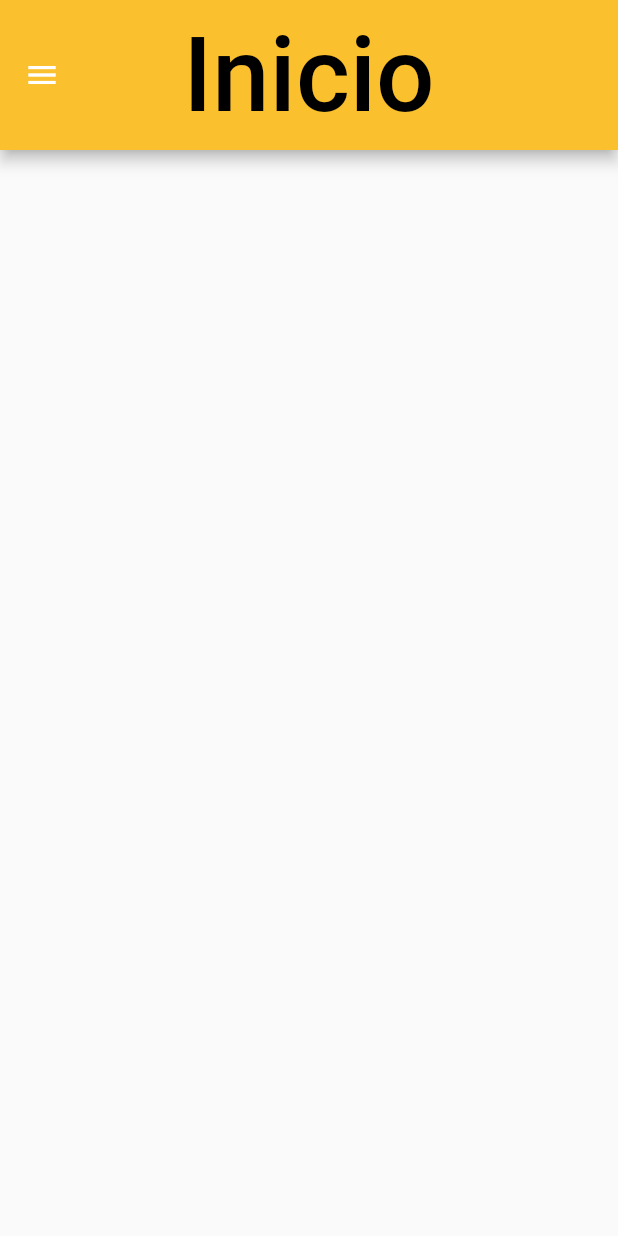
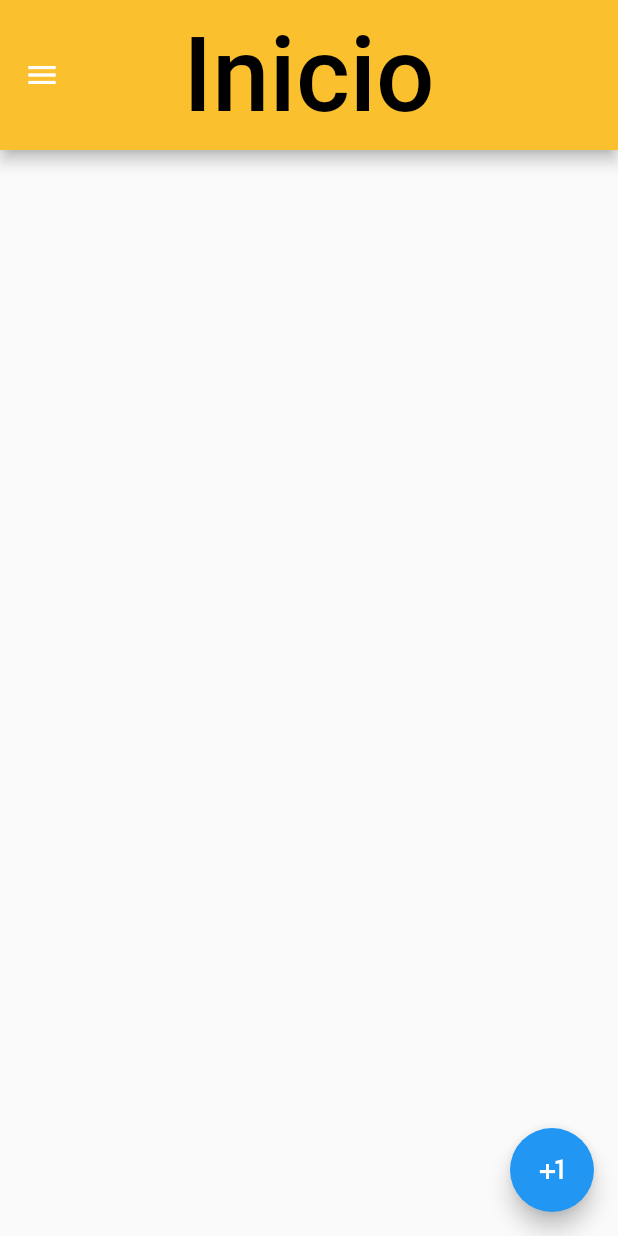
Before and after one commit to Sam200018/restaurant, a Flutter app: the screen it shows after launch, on a phone screen of 412 x 824 dp. Run offline on Flutter 3.47's test engine with Material 2 defaults, Android fonts, the phone set to English and light mode, and no system bars; our stand-ins replace flutter_screenutil, stacked.

Commit message:
Se implemento una paqueña parte de la arquitectura MVVM en la parte de las tables para crear en el momento una nueva table y añadirla a arreglo de Tables

```diff
--- /dev/null
+++ b/lib/core/dataModels/table_model.dart
@@ -0,0 +1,29 @@
+import 'dart:convert';
+
+Table tableFromJson(String str) => Table.fromJson(json.decode(str));
+
+String tableToJson(Table data) => json.encode(data.toJson());
+
+class Table {
+  Table({
+    this.id,
+    this.status,
+  });
+
+  int id;
+  bool status;
+
+  Table.initial()
+      : id = 0,
+        status = false;
+
+  factory Table.fromJson(Map<String, dynamic> json) => Table(
+        id: json["id"],
+        status: json["status"],
+      );
+
+  Map<String, dynamic> toJson() => {
+        "id": id,
+        "status": status,
+      };
+}
--- a/lib/ui/pages/tables_page/tables_page.dart
+++ b/lib/ui/pages/tables_page/tables_page.dart
@@ -1,26 +1,39 @@
 import 'package:flutter/material.dart';
 
 import 'package:flutter_screenutil/flutter_screenutil.dart';
+import 'package:restaurant/ui/pages/tables_page/tables_viewmodel.dart';
 import 'package:restaurant/ui/widgets/slide_bar.dart';
 import 'package:restaurant/ui/widgets/topBar.dart';
+import 'package:stacked/stacked.dart';
 
-class TablesPage extends StatefulWidget {
+class TablesPage extends StatelessWidget {
   static String id = '/tables_page';
 
   @override
-  _TablesPageState createState() => _TablesPageState();
-}
-
-class _TablesPageState extends State<TablesPage> {
-  @override
   Widget build(BuildContext context) {
     ScreenUtil.init(context);
-    return Scaffold(
-      appBar: MyAppBar(
-        topTitle: 'Inicio',
+    return ViewModelBuilder<TablesViewModel>.reactive(
+      viewModelBuilder: () => TablesViewModel(),
+      builder: (context, model, child) => Scaffold(
+        appBar: MyAppBar(
+          topTitle: 'Inicio',
+        ),
+        drawer: SlideBar(),
+        floatingActionButton: FloatingActionButton(
+          child: Icon(Icons.plus_one),
+          onPressed: () {
+            model.creatTable();
+          },
+        ),
+        body: Center(
+          child: ListView.builder(
+            itemCount: model.tables.length,
+            itemBuilder: (_, int index) => ListTile(
+              title: Text('Mesa $index'),
+            ),
+          ),
+        ),
       ),
-      drawer: SlideBar(),
-      body: Center(),
     );
   }
 }
--- /dev/null
+++ b/lib/ui/pages/tables_page/tables_viewmodel.dart
@@ -0,0 +1,14 @@
+import 'package:flutter/foundation.dart';
+import 'package:restaurant/core/dataModels/table_model.dart';
+
+class TablesViewModel extends ChangeNotifier {
+  List<Table> _tables = [];
+
+  List<Table> get tables => _tables;
+
+  void creatTable() {
+    var table = new Table(id: 1, status: false);
+    _tables.add(table);
+    notifyListeners();
+  }
+}
```
Also changed, not shown: lib/core/dataModels/product.dart (added, +40 -0 lines).
